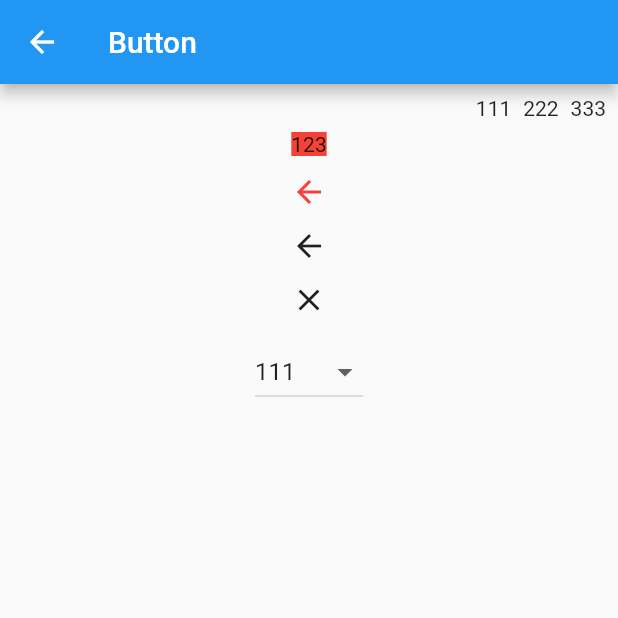
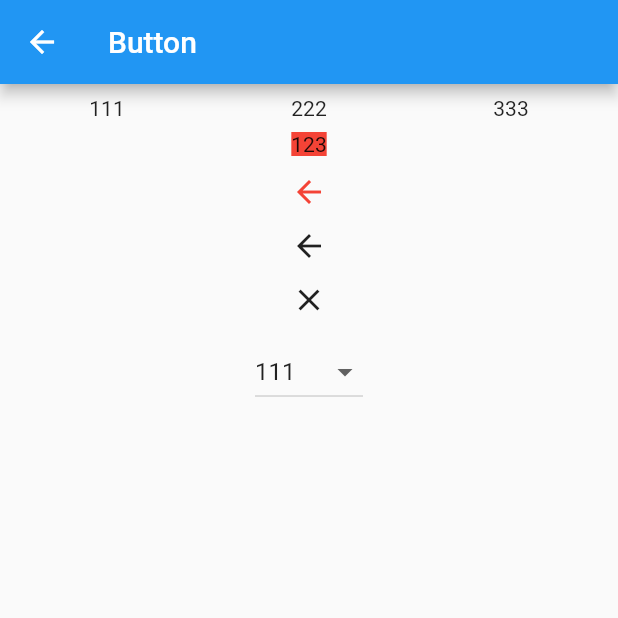
Before and after one commit to yao996186979/LearnFlutter, a Flutter app: the ButtonPage screen opened by its route, on a phone screen of 412 x 824 dp, the top half of it. Run offline on Flutter 3.47's test engine with Material 2 defaults, Android fonts, the phone set to English and light mode, and no system bars.

Commit message:
button 学习 ing

```diff
--- a/lib/button.dart
+++ b/lib/button.dart
@@ -12,6 +12,29 @@ class ButtonPage extends StatelessWidget{
       body: new Column(children: loadButton()),
     );
   }
+  //    new ButtonBar();
+//    new ButtonTheme();
+//    new DropdownButton(items: null, onChanged: null);
+//    new CloseButton();
+//    new BackButton();
+//    new FlatButton(onPressed: null, child: null);
+//    new FloatingActionButton(onPressed: null);
+//    new IconButton(icon: null, onPressed: null);
+//    new MaterialButton(onPressed: null);
+//    new OutlineButton(onPressed: null);
+//    new PopupMenuButton(itemBuilder: null);
+//    new RaisedButton(onPressed: null);
+//    new RawMaterialButton(onPressed: null);
+//    new DropdownButtonFormField(items: null);
+//    new DropdownButtonHideUnderline(child: null);
+//    new ToggleButtons(children: null, isSelected: null);
+//    new BackButtonIcon();
+//    new FlatButton.icon(onPressed: null, icon: null, label: null);
+//    new FloatingActionButton.extended(onPressed: null, label: null);
+//    new FloatingActionButtonAnimator();
+//    new FloatingActionButtonThemeData();
+//    new CupertinoButton(child: null, onPressed: null);
+//    new CupertinoButton.filled(child: null, onPressed: null);
   loadButton(){
     String selectedValue = "1";
     List<Widget> buttons = new List();
@@ -21,7 +44,7 @@ class ButtonPage extends StatelessWidget{
       new Text("111"),
       new Text("222"),
       new Text("333")
-    ],);
+      ],alignment: MainAxisAlignment.spaceAround,mainAxisSize: MainAxisSize.max);
     buttons.add(buttonBar);
 
     // ButtonTheme
@@ -63,29 +86,7 @@ class ButtonPage extends StatelessWidget{
     buttons.add(dropdownButton);
     return buttons;
 
-    new ButtonBar();
-    new ButtonTheme();
-    new DropdownButton(items: null, onChanged: null);
-    new CloseButton();
-    new BackButton();
-    new FlatButton(onPressed: null, child: null);
-    new FloatingActionButton(onPressed: null);
-    new IconButton(icon: null, onPressed: null);
-    new MaterialButton(onPressed: null);
-    new OutlineButton(onPressed: null);
-    new PopupMenuButton(itemBuilder: null);
-    new RaisedButton(onPressed: null);
-    new RawMaterialButton(onPressed: null);
-    new DropdownButtonFormField(items: null);
-    new DropdownButtonHideUnderline(child: null);
-    new ToggleButtons(children: null, isSelected: null);
-    new BackButtonIcon();
-    new FlatButton.icon(onPressed: null, icon: null, label: null);
-    new FloatingActionButton.extended(onPressed: null, label: null);
-    new FloatingActionButtonAnimator();
-    new FloatingActionButtonThemeData();
-    new CupertinoButton(child: null, onPressed: null);
-    new CupertinoButton.filled(child: null, onPressed: null);
+
   }
 
 
```
